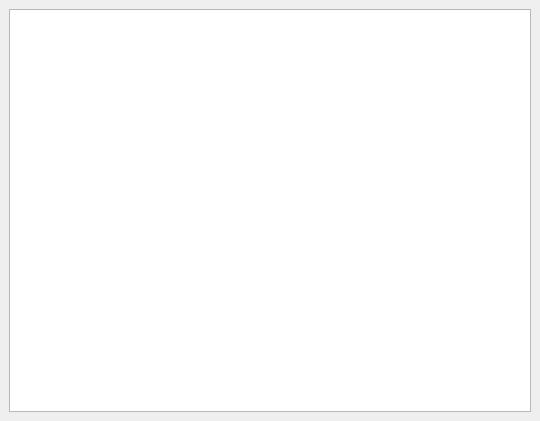
Old version of the form bacula/src/qt-console/mediaedit/mediaedit.ui in the repository rkorzeniewski/bacula.
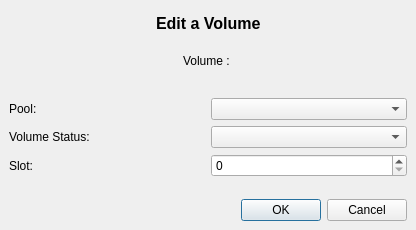
New version of the form.

Commit message: Add slot to display in medialist.  Turn media edit into a QDialog like the label dialog and make functional for three propeties.  Pool, Slot and Volume status.

Diff of the .ui file:
```diff
--- a/bacula/src/qt-console/mediaedit/mediaedit.ui
+++ b/bacula/src/qt-console/mediaedit/mediaedit.ui
@@ -1,12 +1,15 @@
 <ui version="4.0" >
- <class>MediaEdit</class>
- <widget class="QWidget" name="MediaEdit" >
+ <class>mediaeditForm</class>
+ <widget class="QDialog" name="mediaeditForm" >
+  <property name="windowModality" >
+   <enum>Qt::WindowModal</enum>
+  </property>
   <property name="geometry" >
    <rect>
     <x>0</x>
     <y>0</y>
-    <width>540</width>
-    <height>421</height>
+    <width>416</width>
+    <height>230</height>
    </rect>
   </property>
   <property name="windowTitle" >
@@ -19,8 +22,198 @@
    <property name="spacing" >
     <number>6</number>
    </property>
+   <item row="1" column="0" >
+    <layout class="QHBoxLayout" >
+     <property name="margin" >
+      <number>0</number>
+     </property>
+     <property name="spacing" >
+      <number>6</number>
+     </property>
+     <item>
+      <spacer>
+       <property name="orientation" >
+        <enum>Qt::Horizontal</enum>
+       </property>
+       <property name="sizeHint" >
+        <size>
+         <width>40</width>
+         <height>20</height>
+        </size>
+       </property>
+      </spacer>
+     </item>
+     <item>
+      <widget class="QLabel" name="volumeLabel" >
+       <property name="maximumSize" >
+        <size>
+         <width>16777215</width>
+         <height>48</height>
+        </size>
+       </property>
+       <property name="text" >
+        <string>Volume : </string>
+       </property>
+      </widget>
+     </item>
+     <item>
+      <spacer>
+       <property name="orientation" >
+        <enum>Qt::Horizontal</enum>
+       </property>
+       <property name="sizeHint" >
+        <size>
+         <width>40</width>
+         <height>20</height>
+        </size>
+       </property>
+      </spacer>
+     </item>
+    </layout>
+   </item>
+   <item row="3" column="0" >
+    <layout class="QGridLayout" >
+     <property name="margin" >
+      <number>0</number>
+     </property>
+     <property name="spacing" >
+      <number>6</number>
+     </property>
+     <item row="1" column="0" >
+      <widget class="QLabel" name="label_5" >
+       <property name="text" >
+        <string>Volume Status:</string>
+       </property>
+      </widget>
+     </item>
+     <item row="1" column="1" >
+      <widget class="QComboBox" name="statusCombo" />
+     </item>
+     <item row="0" column="1" >
+      <widget class="QComboBox" name="poolCombo" />
+     </item>
+     <item row="2" column="1" >
+      <widget class="QSpinBox" name="slotSpin" >
+       <property name="maximum" >
+        <number>10000</number>
+       </property>
+      </widget>
+     </item>
+     <item row="0" column="0" >
+      <widget class="QLabel" name="label_3" >
+       <property name="text" >
+        <string>Pool:</string>
+       </property>
+       <property name="buddy" >
+        <cstring>poolCombo</cstring>
+       </property>
+      </widget>
+     </item>
+     <item row="2" column="0" >
+      <widget class="QLabel" name="label_4" >
+       <property name="text" >
+        <string>Slot:</string>
+       </property>
+       <property name="buddy" >
+        <cstring>slotSpin</cstring>
+       </property>
+      </widget>
+     </item>
+    </layout>
+   </item>
    <item row="0" column="0" >
-    <widget class="QTableWidget" name="tableWidget" />
+    <layout class="QHBoxLayout" >
+     <property name="margin" >
+      <number>0</number>
+     </property>
+     <property name="spacing" >
+      <number>6</number>
+     </property>
+     <item>
+      <spacer>
+       <property name="orientation" >
+        <enum>Qt::Horizontal</enum>
+       </property>
+       <property name="sizeHint" >
+        <size>
+         <width>71</width>
+         <height>21</height>
+        </size>
+       </property>
+      </spacer>
+     </item>
+     <item>
+      <widget class="QLabel" name="label" >
+       <property name="maximumSize" >
+        <size>
+         <width>16777215</width>
+         <height>30</height>
+        </size>
+       </property>
+       <property name="text" >
+        <string>&lt;html>&lt;head>&lt;meta name="qrichtext" content="1" />&lt;style type="text/css">
+p, li { white-space: pre-wrap; }
+&lt;/style>&lt;/head>&lt;body style=" font-family:'Sans Serif'; font-size:9pt; font-weight:400; font-style:normal; text-decoration:none;">
+&lt;p style=" margin-top:0px; margin-bottom:0px; margin-left:0px; margin-right:0px; -qt-block-indent:0; text-indent:0px;">&lt;span style=" font-size:12pt; font-weight:600;">Edit a Volume&lt;/span>&lt;/p>&lt;/body>&lt;/html></string>
+       </property>
+      </widget>
+     </item>
+     <item>
+      <spacer>
+       <property name="orientation" >
+        <enum>Qt::Horizontal</enum>
+       </property>
+       <property name="sizeHint" >
+        <size>
+         <width>81</width>
+         <height>20</height>
+        </size>
+       </property>
+      </spacer>
+     </item>
+    </layout>
+   </item>
+   <item row="4" column="0" >
+    <spacer>
+     <property name="orientation" >
+      <enum>Qt::Vertical</enum>
+     </property>
+     <property name="sizeType" >
+      <enum>QSizePolicy::Maximum</enum>
+     </property>
+     <property name="sizeHint" >
+      <size>
+       <width>21</width>
+       <height>16</height>
+      </size>
+     </property>
+    </spacer>
+   </item>
+   <item row="5" column="0" >
+    <widget class="QDialogButtonBox" name="buttonBox" >
+     <property name="orientation" >
+      <enum>Qt::Horizontal</enum>
+     </property>
+     <property name="standardButtons" >
+      <set>QDialogButtonBox::Cancel|QDialogButtonBox::NoButton|QDialogButtonBox::Ok</set>
+     </property>
+    </widget>
+   </item>
+   <item row="2" column="0" >
+    <spacer>
+     <property name="orientation" >
+      <enum>Qt::Vertical</enum>
+     </property>
+     <property name="sizeType" >
+      <enum>QSizePolicy::Maximum</enum>
+     </property>
+     <property name="sizeHint" >
+      <size>
+       <width>398</width>
+       <height>16</height>
+      </size>
+     </property>
+    </spacer>
    </item>
   </layout>
  </widget>
```
Left out of the diff: 37 changed lines with no effect on the pictures. The commit also changes 3 other files.
